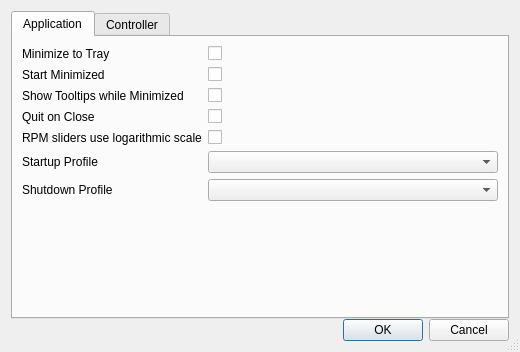
This is gui_preferences.ui in Shub77/phoebetria-code as Qt 5 draws it before an edit. The edited form follows.
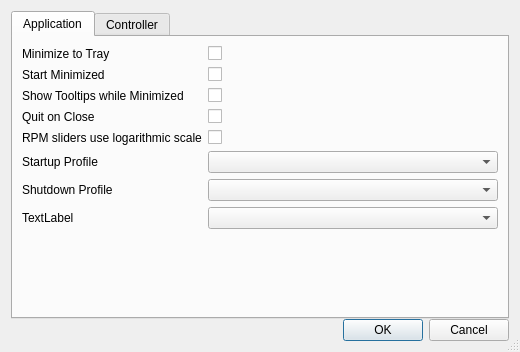
This is the edited form.

Commit message: Added style option in preferences.

What changed in the file:
```diff
--- a/gui_preferences.ui
+++ b/gui_preferences.ui
@@ -157,6 +157,16 @@
            </property>
           </widget>
          </item>
+         <item row="13" column="0">
+          <widget class="QLabel" name="lbl_selectStyle">
+           <property name="text">
+            <string>TextLabel</string>
+           </property>
+          </widget>
+         </item>
+         <item row="13" column="1">
+          <widget class="QComboBox" name="ctrl_selectStyle"/>
+         </item>
         </layout>
        </widget>
        <widget class="QWidget" name="tabPrefController">
```
